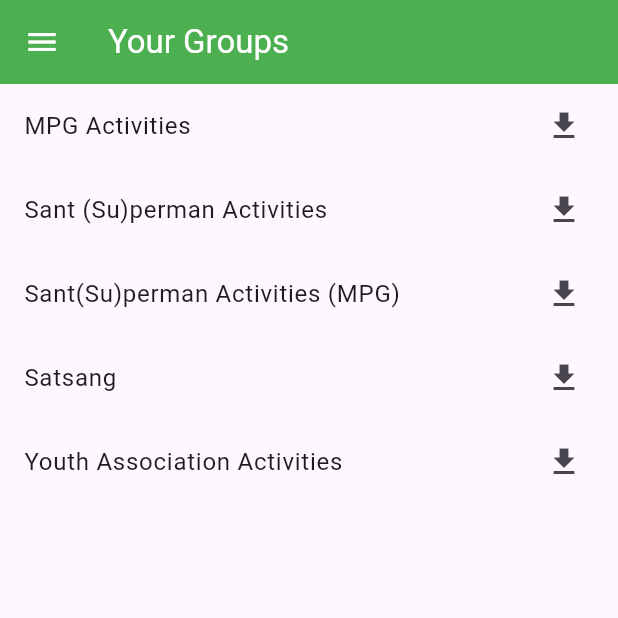
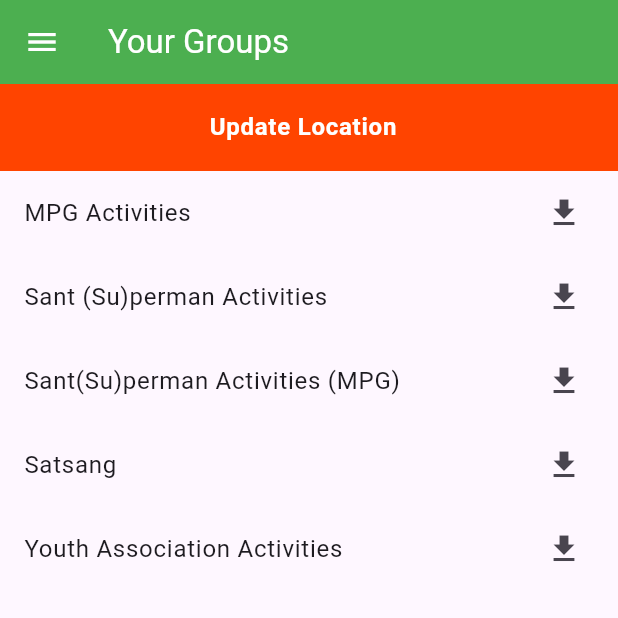
Before and after one commit to nihalsaran/sncapp, a Flutter app: the GroupsScreen screen opened directly, on a phone screen of 412 x 824 dp, the top half of it. Run offline on Flutter 3.47's test engine with Material 3 defaults, Android fonts, the light colour scheme and no system bars; our stand-ins replace firebase_auth, firebase_core; accounts and stored records are empty.

Commit message:
update loaction option added

```diff
--- a/lib/HomePage.dart
+++ b/lib/HomePage.dart
@@ -223,14 +223,52 @@ class _GroupsScreenState extends State<GroupsScreen> {
         ),
       ),
       body: ListView.builder(
-        itemCount: groups.length,
+        itemCount: groups.length + 1, // Add 1 for "Update Location"
         itemBuilder: (context, index) {
+          if (index == 0) {
+            // Return the "Update Location" ListTile
+            return Container(
+              color: Color.fromRGBO(255, 68, 0, 1),
+              padding: EdgeInsets.symmetric(vertical: 1.0),
+              child: ListTile(
+                title: Center(
+                  child: Text(
+                    'Update Location',
+                    style: TextStyle(
+                      color: Colors.white,
+                      fontWeight: FontWeight.bold,
+                    ),
+                  ),
+                ),
+                onTap: () {
+                  // Show dialog with selectable places
+                  showDialog(
+                    context: context,
+                    builder: (BuildContext context) {
+                      return AlertDialog(
+                        title: Text('Select Location'),
+                        content: Column(
+                          mainAxisSize: MainAxisSize.min,
+                          children: [
+                            _buildPlaceTile('Place 1', context),
+                            _buildPlaceTile('Place 2', context),
+                            _buildPlaceTile('Place 3', context),
+                          ],
+                        ),
+                      );
+                    },
+                  );
+                },
+              ),
+            );
+          } else {
+            // Return ListTile for each group
             return ListTile(
-            title: Text(groups[index]),
+              title: Text(groups[index - 1]),
               trailing: Icon(Icons.download),
               onTap: () {
                 // Handle navigation for each group
-              switch (index) {
+                switch (index - 1) {
                   case 0:
                     // Navigation logic for MPG Activities
                     Navigator.push(
@@ -252,7 +290,8 @@ class _GroupsScreenState extends State<GroupsScreen> {
                     Navigator.push(
                       context,
                       MaterialPageRoute(
-                        builder: (context) => SantSupermanMPGActivitiesPage()),
+                          builder: (context) =>
+                              SantSupermanMPGActivitiesPage()),
                     );
                     break;
                   case 3:
@@ -267,15 +306,29 @@ class _GroupsScreenState extends State<GroupsScreen> {
                     Navigator.push(
                       context,
                       MaterialPageRoute(
-                        builder: (context) => YouthAssociationActivitiesPage()),
+                          builder: (context) =>
+                              YouthAssociationActivitiesPage()),
                     );
                     break;
                   default:
                 }
               },
             );
+          }
         },
       ),
+    );
+  }
+
+  // Function to build a ListTile for each place
+  Widget _buildPlaceTile(String placeName, BuildContext context) {
+    return ListTile(
+      title: Text(placeName),
+      onTap: () {
+        // Handle tap on each place
+        Navigator.pop(context); // Close the dialog
+        // Add logic to handle selection of each place
+      },
     );
   }
 }
```
Lines whose indentation alone changed are shown as unchanged.
